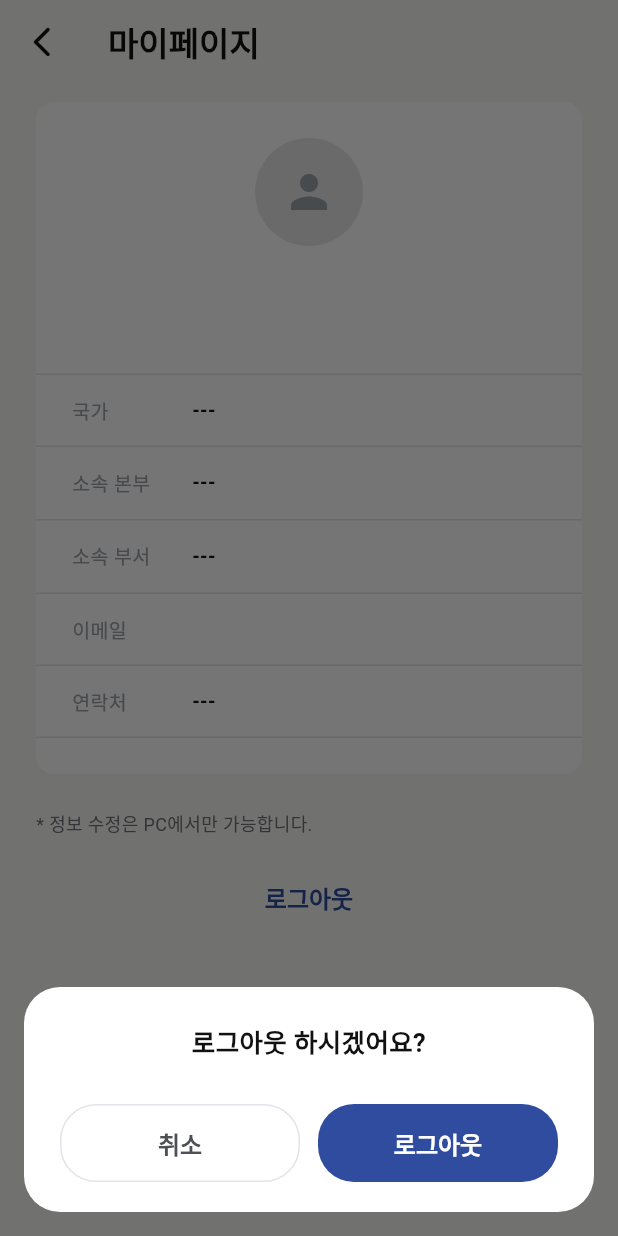
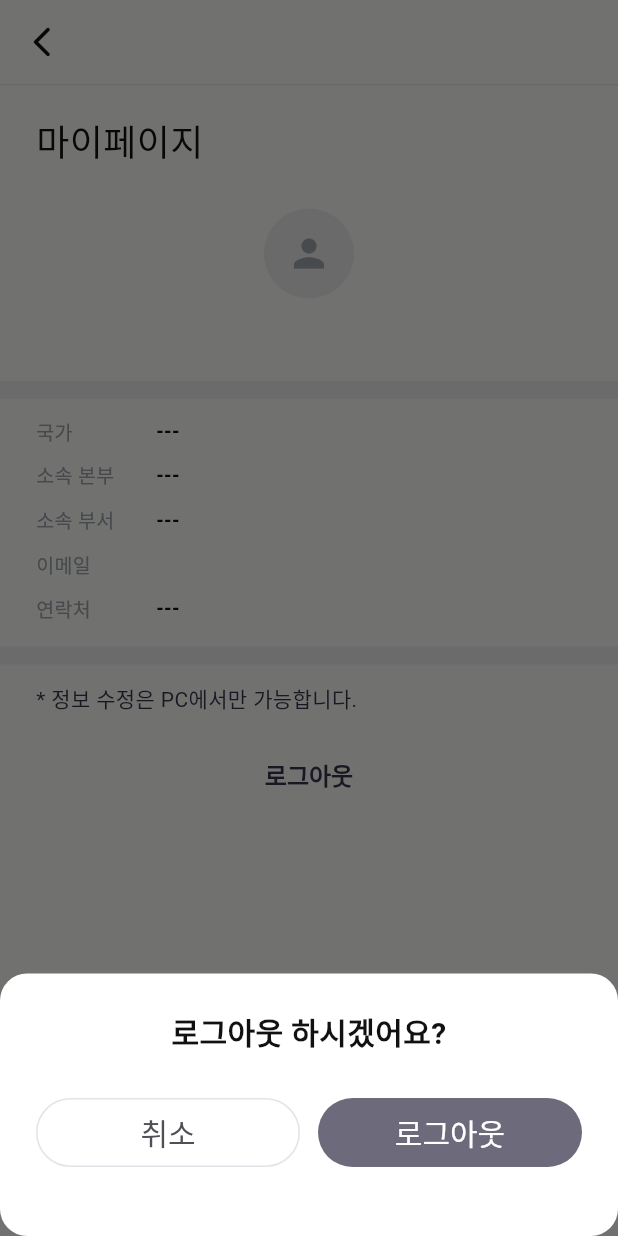
Before and after one commit to otgonjargal2019/jic_mobile, a Flutter app: the ProfilePage screen opened by its route, after a tap on "로그아웃", on a phone screen of 412 x 824 dp. Run offline on Flutter 3.47's test engine with Material 3 defaults, Android fonts, the light colour scheme and no system bars; our stand-ins replace cookie_jar, dio, dio_cookie_manager, flutter_html, shared_preferences, socket_io_client; accounts and stored records are empty.

Commit message:
profile page modified

```diff
--- a/lib/features/profile/presentation/pages/profile_page.dart
+++ b/lib/features/profile/presentation/pages/profile_page.dart
@@ -50,9 +50,9 @@ class ProfilePage extends StatelessWidget {
     final avatarUrl = user?.avatarUrl;
 
     return Scaffold(
-      backgroundColor: const Color(0xFFF7F7F5),
+      backgroundColor: Color(0xFFF7F7F5),
       appBar: AppBar(
-        backgroundColor: const Color(0xFFF7F7F5),
+        backgroundColor: Color(0xFFF7F7F5),
         elevation: 0,
         scrolledUnderElevation: 0,
         leading: IconButton(
@@ -62,28 +62,38 @@ class ProfilePage extends StatelessWidget {
           ),
           onPressed: () => Navigator.of(context).pop(),
         ),
-        title: const Text(
-          '마이페이지',
-          style: TextStyle(
-            color: Color(0xFF111111),
-            fontWeight: FontWeight.w600,
-          ),
+        bottom: const PreferredSize(
+          preferredSize: Size.fromHeight(1),
+          child: Divider(height: 1, thickness: 1, color: Color(0xFFE3E5EA)),
         ),
         centerTitle: false,
       ),
       body: ListView(
-        padding: const EdgeInsets.fromLTRB(24, 12, 24, 24),
+        padding: const EdgeInsets.fromLTRB(0, 12, 0, 24),
         children: [
+          const SizedBox(height: 8),
+          Padding(
+            padding: EdgeInsets.only(left: 24),
+            child: const Text(
+              '마이페이지',
+              style: TextStyle(
+                color: Color(0xFF111111),
+                fontSize: 24,
+                fontWeight: FontWeight.w500,
+              ),
+            ),
+          ),
+          const SizedBox(height: 12),
           Container(
-            padding: const EdgeInsets.symmetric(vertical: 24),
+            padding: const EdgeInsets.symmetric(vertical: 16),
             decoration: BoxDecoration(
-              color: Colors.white,
+              color: Color(0xFFF7F7F5),
               borderRadius: BorderRadius.circular(12),
             ),
             child: Column(
               children: [
                 CircleAvatar(
-                  radius: 36,
+                  radius: 30,
                   backgroundColor: const Color(0xFFE8E8E8),
                   backgroundImage: avatarUrl != null && avatarUrl.isNotEmpty
                       ? NetworkImage(avatarUrl)
@@ -91,12 +101,11 @@ class ProfilePage extends StatelessWidget {
                   child: (avatarUrl == null || avatarUrl.isEmpty)
                       ? const Icon(
                           Icons.person,
-                          size: 36,
+                          size: 30,
                           color: Color(0xFF9EA3AA),
                         )
                       : null,
                 ),
-                const SizedBox(height: 12),
                 Text(
                   name,
                   style: const TextStyle(
@@ -105,28 +114,67 @@ class ProfilePage extends StatelessWidget {
                     color: Color(0xFF111111),
                   ),
                 ),
-                const SizedBox(height: 4),
                 Text(
                   loginId,
                   style: const TextStyle(
                     color: Color(0xFF6F7177),
-                    fontSize: 13,
+                    fontSize: 12,
                   ),
                 ),
-                const SizedBox(height: 24),
-                const Divider(height: 1, color: Color(0xFFE3E5EA)),
-                _InfoRow(label: '국가', value: country),
-                _InfoRow(label: '소속 본부', value: org),
-                _InfoRow(label: '소속 부서', value: dept),
-                _InfoRow(label: '이메일', value: email),
-                _InfoRow(label: '연락처', value: phone),
+                const SizedBox(height: 12),
+                Container(
+                  width: double.infinity,
+                  height: 12,
+                  color: const Color(0xFFEAEAEA),
+                ),
+                const SizedBox(height: 6),
+                _InfoRow(
+                  label: '국가',
+                  value: country,
+                  showBottomBorder: false,
+                  bottomPadding: 4,
+                ),
+                _InfoRow(
+                  label: '소속 본부',
+                  value: org,
+                  showBottomBorder: false,
+                  bottomPadding: 4,
+                ),
+                _InfoRow(
+                  label: '소속 부서',
+                  value: dept,
+                  showBottomBorder: false,
+                  bottomPadding: 4,
+                ),
+                _InfoRow(
+                  label: '이메일',
+                  value: email,
+                  showBottomBorder: false,
+                  bottomPadding: 4,
+                ),
+                _InfoRow(
+                  label: '연락처',
+                  value: phone,
+                  showBottomBorder: false,
+                  bottomPadding: 0,
+                ),
               ],
             ),
           ),
-          const SizedBox(height: 24),
-          const Text(
-            '* 정보 수정은 PC에서만 가능합니다.',
-            style: TextStyle(color: Color(0xFF6F7177), fontSize: 12),
+
+          // full-width thick separator below the card
+          Container(
+            width: double.infinity,
+            height: 12,
+            color: const Color(0xFFEAEAEA),
+          ),
+          const SizedBox(height: 12),
+          Padding(
+            padding: EdgeInsets.only(left: 24),
+            child: const Text(
+              '* 정보 수정은 PC에서만 가능합니다.',
+              style: TextStyle(color: Color(0xFF363249), fontSize: 14),
+            ),
           ),
           const SizedBox(height: 16),
           Align(
@@ -135,7 +183,7 @@ class ProfilePage extends StatelessWidget {
               onPressed: () => _showLogoutSheet(context),
               style: TextButton.styleFrom(
                 padding: EdgeInsets.zero,
-                foregroundColor: const Color(0xFF2F4C9F),
+                foregroundColor: const Color(0xFF363249),
                 textStyle: const TextStyle(
                   fontSize: 16,
                   fontWeight: FontWeight.w600,
@@ -144,7 +192,7 @@ class ProfilePage extends StatelessWidget {
               child: const Text('로그아웃'),
             ),
           ),
-          const SizedBox(height: 12),
+          //const SizedBox(height: 12),
         ],
       ),
     );
@@ -154,14 +202,28 @@ class ProfilePage extends StatelessWidget {
 class _InfoRow extends StatelessWidget {
   final String label;
   final String value;
-  const _InfoRow({required this.label, required this.value});
+
+  /// Whether to draw the bottom border for this row. Defaults to true.
+  final bool showBottomBorder;
+  final double bottomPadding;
+
+  const _InfoRow({
+    required this.label,
+    required this.value,
+    this.showBottomBorder = true,
+    this.bottomPadding = 6,
+  });
 
   @override
   Widget build(BuildContext context) {
     return Container(
-      padding: const EdgeInsets.symmetric(horizontal: 24, vertical: 14),
-      decoration: const BoxDecoration(
-        border: Border(bottom: BorderSide(color: Color(0xFFE3E5EA), width: 1)),
+      padding: EdgeInsets.fromLTRB(24, 6, 24, bottomPadding),
+      decoration: BoxDecoration(
+        border: showBottomBorder
+            ? const Border(
+                bottom: BorderSide(color: Color(0xFFE3E5EA), width: 1),
+              )
+            : null,
       ),
       child: Row(
         crossAxisAlignment: CrossAxisAlignment.start,
@@ -209,22 +271,25 @@ Future<void> _showLogoutSheet(BuildContext context) async {
   final shouldLogout = await showModalBottomSheet<bool>(
     context: context,
     backgroundColor: Colors.transparent,
+    isScrollControlled: true, // ⬅ доод талын system inset устгана
+    useSafeArea: false, // ⬅ SafeArea padding арилгана
     builder: (sheetContext) {
-      return SafeArea(
+      return Container(
+        margin: EdgeInsets.zero,
+        padding: EdgeInsets.zero,
         child: Container(
-          margin: const EdgeInsets.all(16),
           decoration: BoxDecoration(
             color: Colors.white,
-            borderRadius: BorderRadius.circular(24),
+            borderRadius: BorderRadius.circular(18),
           ),
-          padding: const EdgeInsets.fromLTRB(24, 24, 24, 20),
+          padding: const EdgeInsets.fromLTRB(24, 24, 24, 45),
           child: Column(
             mainAxisSize: MainAxisSize.min,
             children: [
               const Text(
                 '로그아웃 하시겠어요?',
                 style: TextStyle(
-                  fontSize: 17,
+                  fontSize: 20,
                   fontWeight: FontWeight.w600,
                   color: Color(0xFF111111),
                 ),
@@ -237,15 +302,16 @@ Future<void> _showLogoutSheet(BuildContext context) async {
                     child: OutlinedButton(
                       onPressed: () => Navigator.of(sheetContext).pop(false),
                       style: OutlinedButton.styleFrom(
-                        padding: const EdgeInsets.symmetric(vertical: 14),
+                        padding: const EdgeInsets.symmetric(vertical: 8),
+                        minimumSize: const Size(0, 45),
                         side: const BorderSide(color: Color(0xFFE1E3E8)),
                         foregroundColor: const Color(0xFF4E5055),
                         shape: RoundedRectangleBorder(
                           borderRadius: BorderRadius.circular(24),
                         ),
                         textStyle: const TextStyle(
-                          fontSize: 16,
-                          fontWeight: FontWeight.w600,
+                          fontSize: 20,
+                          fontWeight: FontWeight.w500,
                         ),
                       ),
                       child: const Text('취소'),
@@ -256,16 +322,17 @@ Future<void> _showLogoutSheet(BuildContext context) async {
                     child: ElevatedButton(
                       onPressed: () => Navigator.of(sheetContext).pop(true),
                       style: ElevatedButton.styleFrom(
-                        padding: const EdgeInsets.symmetric(vertical: 14),
-                        backgroundColor: const Color(0xFF2F4C9F),
+                        padding: const EdgeInsets.symmetric(vertical: 8),
+                        minimumSize: const Size(0, 45),
+                        backgroundColor: const Color(0xFF6D6A7C),
                         foregroundColor: Colors.white,
                         elevation: 0,
                         shape: RoundedRectangleBorder(
                           borderRadius: BorderRadius.circular(24),
                         ),
                         textStyle: const TextStyle(
-                          fontSize: 16,
-                          fontWeight: FontWeight.w600,
+                          fontSize: 20,
+                          fontWeight: FontWeight.w500,
                         ),
                       ),
                       child: const Text('로그아웃'),
```
